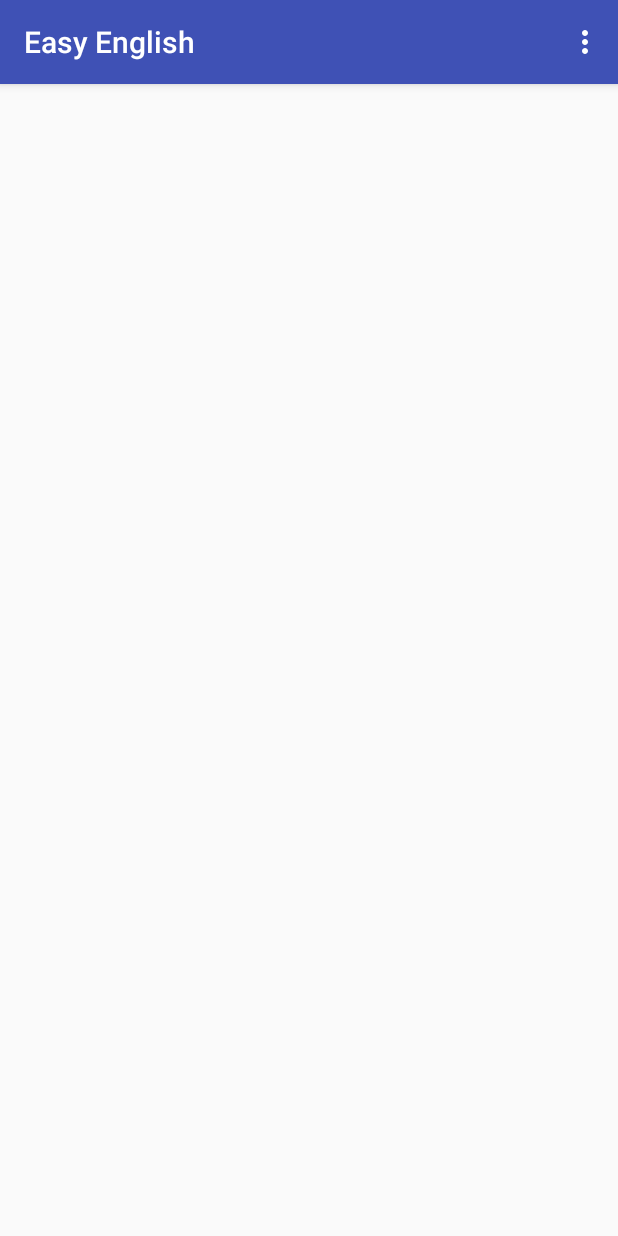
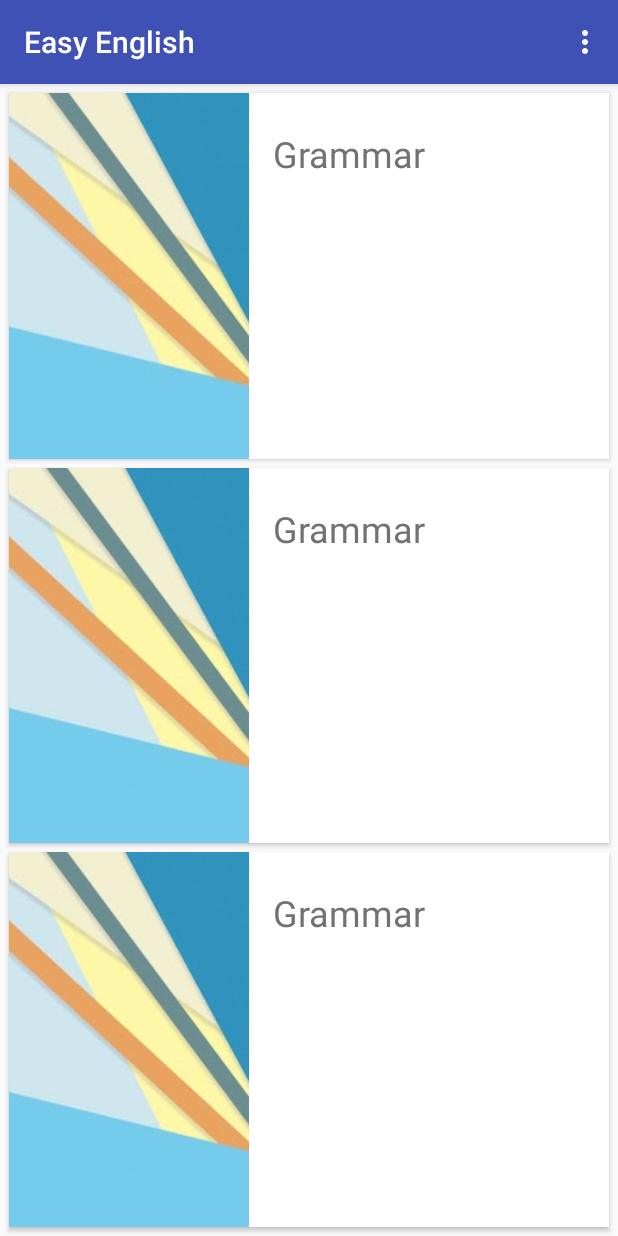
Before and after one commit to ChairfaceChippendale/EasyEngMaterial, an Android app: the screen it shows after launch (MainActivity), on a phone screen of 412 x 824 dp. Run offline under Robolectric (Android 15) with nearby library versions, the phone set to English and light mode, and no system bars.

Commit message:
main window

```diff
--- a/eeapp/build.gradle
+++ b/eeapp/build.gradle
@@ -39,4 +39,6 @@ android {
 dependencies {
     compile fileTree(dir: 'libs', include: ['*.jar'])
     compile 'com.android.support:appcompat-v7:23.0.+'
+    compile 'com.android.support:cardview-v7:23.+'
+
 }
--- a/eeapp/src/main/java/com/ujujzk/easyengmaterial/eeapp/MainActivity.java
+++ b/eeapp/src/main/java/com/ujujzk/easyengmaterial/eeapp/MainActivity.java
@@ -4,9 +4,10 @@ import android.content.Intent;
 import android.os.Bundle;
 import android.support.v7.app.AppCompatActivity;
 import android.support.v7.widget.Toolbar;
+import android.util.Log;
 import android.view.Menu;
 import android.view.MenuItem;
-import android.widget.Toast;
+
 
 public class MainActivity extends AppCompatActivity {
 
@@ -45,4 +46,5 @@ public class MainActivity extends AppCompatActivity {
         }
 
     }
+
 }
--- a/eeapp/src/main/res/layout/activity_main.xml
+++ b/eeapp/src/main/res/layout/activity_main.xml
@@ -10,12 +10,45 @@
             layout="@layout/app_bar"
             />
 
-    <FrameLayout
+    <LinearLayout
             android:layout_width="match_parent"
             android:layout_height="match_parent"
-            android:layout_below="@id/main_act_app_bar">
+            android:layout_below="@id/main_act_app_bar"
+            android:orientation="vertical"
 
-    </FrameLayout>
+
+            >
+
+
+        <include
+                android:id="@+id/gramm_card"
+                layout="@layout/element"
+                android:layout_width="match_parent"
+                android:layout_height="match_parent"
+                android:layout_margin="6dp"
+                android:layout_weight="1"/>
+
+        <include
+                android:id="@+id/gramm_card"
+                layout="@layout/element"
+                android:layout_width="match_parent"
+                android:layout_height="match_parent"
+                android:layout_marginRight="6dp"
+                android:layout_marginLeft="6dp"
+                android:layout_marginBottom="6dp"
+                android:layout_weight="1"/>
+
+        <include
+                android:id="@+id/gramm_card"
+                layout="@layout/element"
+                android:layout_width="match_parent"
+                android:layout_height="match_parent"
+                android:layout_marginRight="6dp"
+                android:layout_marginLeft="6dp"
+                android:layout_marginBottom="6dp"
+                android:layout_weight="1"/>
+
+    </LinearLayout>
 
 
 </RelativeLayout>
--- /dev/null
+++ b/eeapp/src/main/res/layout/element.xml
@@ -0,0 +1,52 @@
+
+<android.support.v7.widget.CardView
+        xmlns:android="http://schemas.android.com/apk/res/android"
+        xmlns:card_view="http://schemas.android.com/apk/res-auto"
+        android:id="@+id/placeCard"
+        android:layout_width="match_parent"
+        android:layout_height="180dp"
+        android:clickable="true"
+        card_view:cardCornerRadius="@dimen/card_corner_radius"
+        card_view:cardElevation="@dimen/card_elevation">
+
+    <LinearLayout
+            android:layout_width="match_parent"
+            android:layout_height="match_parent"
+            android:orientation="horizontal">
+
+        <ImageView
+                android:id="@+id/placeImage"
+                android:layout_width="match_parent"
+                android:layout_height="match_parent"
+                android:scaleType="centerCrop"
+                android:transitionName="tImage"
+                android:layout_weight="3"
+                android:src="@drawable/header"/>
+
+        <LinearLayout
+                android:id="@+id/mainHolder"
+                android:layout_width="match_parent"
+                android:layout_height="match_parent"
+                android:background="?android:selectableItemBackground"
+                android:orientation="vertical"
+                android:layout_weight="2">
+
+            <TextView
+                    android:id="@+id/placeTitle"
+                    android:layout_width="match_parent"
+                    android:layout_height="wrap_content"
+                    android:gravity="left"
+                    android:paddingTop="24dp"
+                    android:paddingLeft="16dp"
+                    android:paddingBottom="16dp"
+                    android:textSize="24dp"
+                    android:textColor="@color/popup_text"
+                    android:text="Grammar"/>
+
+
+
+        </LinearLayout>
+
+    </LinearLayout>
+
+</android.support.v7.widget.CardView>
--- /dev/null
+++ b/eeapp/src/main/res/values-v21/dimens.xml
@@ -0,0 +1,5 @@
+<?xml version="1.0" encoding="utf-8"?>
+<resources>
+    <dimen name="card_corner_radius">0dp</dimen>
+    <dimen name="card_elevation">2dp</dimen>
+</resources>
--- a/eeapp/src/main/res/values-v21/styles.xml
+++ b/eeapp/src/main/res/values-v21/styles.xml
@@ -8,9 +8,9 @@
         <item name="android:colorPrimaryDark">@color/primary_dark</item>
         <item name="android:colorAccent">@color/accent</item>
 
-    <!--    <item name="android:textColorPrimary">@color/tool_bar_text</item>   -->
+        <!--    <item name="android:textColorPrimary">@color/tool_bar_text</item>   -->
 
-   <!--     <item name="android:navigationBarColor">@color/primary_dark</item>   -->
+        <!--     <item name="android:navigationBarColor">@color/primary_dark</item>   -->
 
     </style>
 
--- a/eeapp/src/main/res/values-w820dp/dimens.xml
+++ b/eeapp/src/main/res/values-w820dp/dimens.xml
@@ -3,4 +3,6 @@
          (such as screen margins) for screens with more than 820dp of available width. This
          would include 7" and 10" devices in landscape (~960dp and ~1280dp respectively). -->
     <dimen name="activity_horizontal_margin">64dp</dimen>
+    <dimen name="card_corner_radius">0dp</dimen>
+    <dimen name="card_elevation">2dp</dimen>
 </resources>
--- a/eeapp/src/main/res/values/dimens.xml
+++ b/eeapp/src/main/res/values/dimens.xml
@@ -4,4 +4,6 @@
     <dimen name="activity_vertical_margin">16dp</dimen>
     <!--Elevations-->
     <dimen name="tool_bar_elevation">4dp</dimen>
+    <dimen name="card_corner_radius">0dp</dimen>
+    <dimen name="card_elevation">2dp</dimen>
 </resources>
```
Also changed, not shown: eeapp/src/main/res/values/styles.xml (+4 -4 lines), eeapp/src/main/AndroidManifest.xml (line endings or trailing spaces), eeapp/src/main/res/drawable/header.jpg (added).
